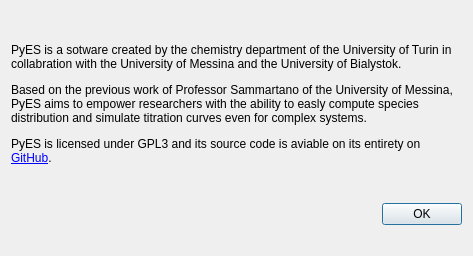
Qt form src/main/python/ui/PyES_about.ui (Kastakin/PyES) before a commit.
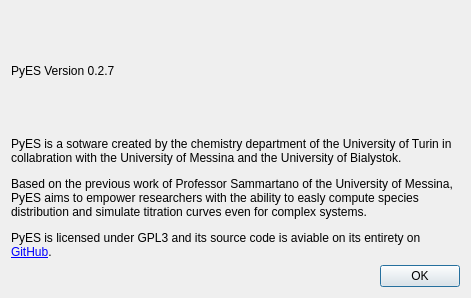
The same form after that commit.

Commit message: [enh] Add version to about

What changed in the file:
```diff
--- a/src/main/python/ui/PyES_about.ui
+++ b/src/main/python/ui/PyES_about.ui
@@ -6,8 +6,8 @@
    <rect>
     <x>0</x>
     <y>0</y>
-    <width>473</width>
-    <height>256</height>
+    <width>471</width>
+    <height>298</height>
    </rect>
   </property>
   <property name="sizePolicy">
@@ -18,20 +18,27 @@
   </property>
   <property name="minimumSize">
    <size>
-    <width>473</width>
-    <height>256</height>
+    <width>471</width>
+    <height>298</height>
    </size>
   </property>
   <property name="maximumSize">
    <size>
-    <width>473</width>
-    <height>256</height>
+    <width>471</width>
+    <height>298</height>
    </size>
   </property>
   <property name="windowTitle">
    <string>About</string>
   </property>
   <layout class="QVBoxLayout" name="verticalLayout">
+   <item>
+    <widget class="QLabel" name="label">
+     <property name="text">
+      <string>PyES Version 0.2.7</string>
+     </property>
+    </widget>
+   </item>
    <item>
     <widget class="QLabel" name="label_3">
      <property name="sizePolicy">
```
The commit also changes 2 other files.
